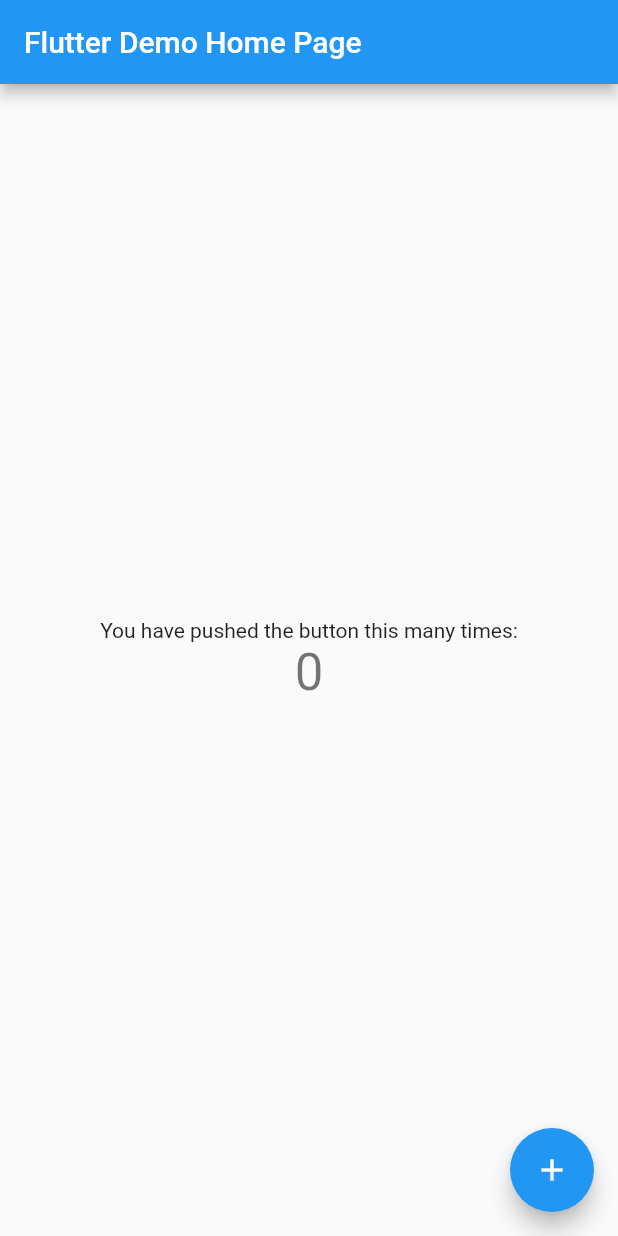
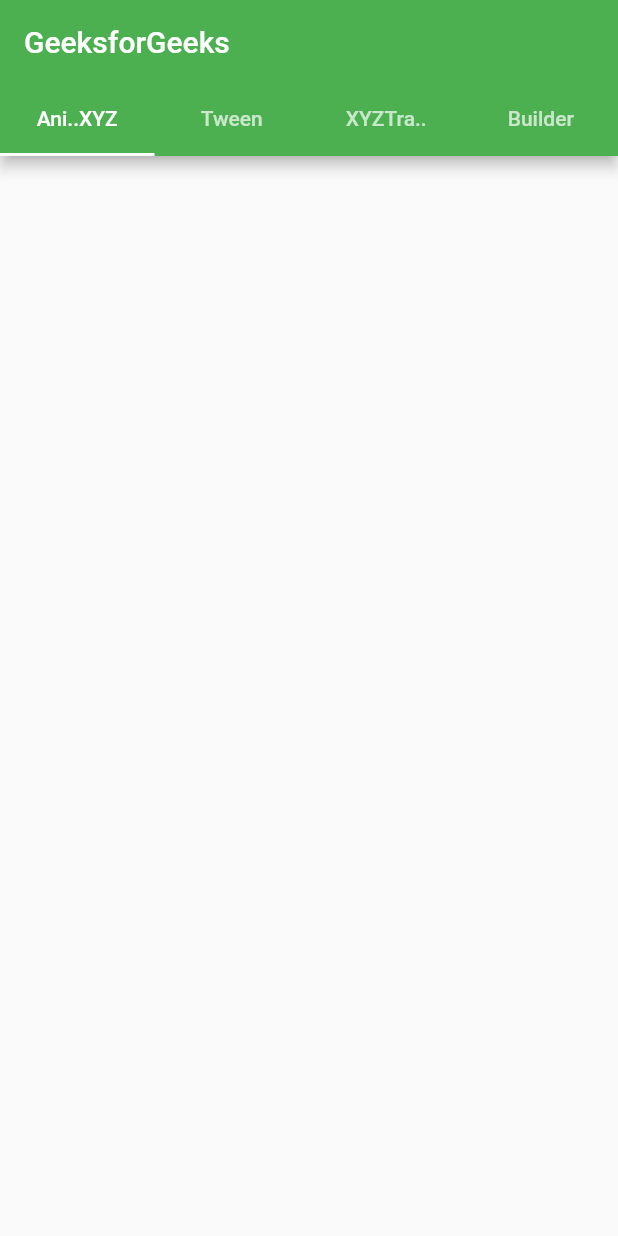
Before and after one commit to eduardoevaldt/animation_flutter, a Flutter app: the screen it shows after launch, on a phone screen of 412 x 824 dp. Run offline on Flutter 3.47's test engine with Material 2 defaults, Android fonts, the phone set to English and light mode, and no system bars.

Commit message:
Criação de paginas

```diff
--- a/lib/main.dart
+++ b/lib/main.dart
@@ -1,4 +1,10 @@
+// ignore_for_file: unused_import
+
 import 'package:flutter/material.dart';
+import 'builder_animation.dart';
+import 'xyz_transition.dart';
+import 'tween_animation.dart';
+import 'animated_xyz.dart';
 
 void main() {
   runApp(const MyApp());
@@ -7,109 +13,48 @@ void main() {
 class MyApp extends StatelessWidget {
   const MyApp({Key? key}) : super(key: key);
 
-  // This widget is the root of your application.
   @override
   Widget build(BuildContext context) {
     return MaterialApp(
-      title: 'Flutter Demo',
+      debugShowCheckedModeBanner: false,
+      title: 'Animation Demo',
       theme: ThemeData(
-        // This is the theme of your application.
-        //
-        // Try running your application with "flutter run". You'll see the
-        // application has a blue toolbar. Then, without quitting the app, try
-        // changing the primarySwatch below to Colors.green and then invoke
-        // "hot reload" (press "r" in the console where you ran "flutter run",
-        // or simply save your changes to "hot reload" in a Flutter IDE).
-        // Notice that the counter didn't reset back to zero; the application
-        // is not restarted.
-        primarySwatch: Colors.blue,
+        primarySwatch: Colors.green,
       ),
-      home: const MyHomePage(title: 'Flutter Demo Home Page'),
+      home: Home(),
     );
   }
 }
 
-class MyHomePage extends StatefulWidget {
-  const MyHomePage({Key? key, required this.title}) : super(key: key);
-
-  // This widget is the home page of your application. It is stateful, meaning
-  // that it has a State object (defined below) that contains fields that affect
-  // how it looks.
-
-  // This class is the configuration for the state. It holds the values (in this
-  // case the title) provided by the parent (in this case the App widget) and
-  // used by the build method of the State. Fields in a Widget subclass are
-  // always marked "final".
-
-  final String title;
-
-  @override
-  State<MyHomePage> createState() => _MyHomePageState();
-}
-
-class _MyHomePageState extends State<MyHomePage> {
-  int _counter = 0;
-
-  void _incrementCounter() {
-    setState(() {
-      // This call to setState tells the Flutter framework that something has
-      // changed in this State, which causes it to rerun the build method below
-      // so that the display can reflect the updated values. If we changed
-      // _counter without calling setState(), then the build method would not be
-      // called again, and so nothing would appear to happen.
-      _counter++;
-    });
-  }
-
+class Home extends StatelessWidget {
   @override
   Widget build(BuildContext context) {
-    // This method is rerun every time setState is called, for instance as done
-    // by the _incrementCounter method above.
-    //
-    // The Flutter framework has been optimized to make rerunning build methods
-    // fast, so that you can just rebuild anything that needs updating rather
-    // than having to individually change instances of widgets.
-    return Scaffold(
-      appBar: AppBar(
-        // Here we take the value from the MyHomePage object that was created by
-        // the App.build method, and use it to set our appbar title.
-        title: Text(widget.title),
-      ),
-      body: Center(
-        // Center is a layout widget. It takes a single child and positions it
-        // in the middle of the parent.
-        child: Column(
-          // Column is also a layout widget. It takes a list of children and
-          // arranges them vertically. By default, it sizes itself to fit its
-          // children horizontally, and tries to be as tall as its parent.
-          //
-          // Invoke "debug painting" (press "p" in the console, choose the
-          // "Toggle Debug Paint" action from the Flutter Inspector in Android
-          // Studio, or the "Toggle Debug Paint" command in Visual Studio Code)
-          // to see the wireframe for each widget.
-          //
-          // Column has various properties to control how it sizes itself and
-          // how it positions its children. Here we use mainAxisAlignment to
-          // center the children vertically; the main axis here is the vertical
-          // axis because Columns are vertical (the cross axis would be
-          // horizontal).
-          mainAxisAlignment: MainAxisAlignment.center,
-          children: <Widget>[
-            const Text(
-              'You have pushed the button this many times:',
-            ),
-            Text(
-              '$_counter',
-              style: Theme.of(context).textTheme.headline4,
-            ),
+    return DefaultTabController(
+      length: 4,
+      child: Scaffold(
+        // define appbar here
+        appBar: AppBar(
+          // add tabs to the app
+          bottom: const TabBar(
+            tabs: [
+              Tab(text: 'Ani..XYZ'),
+              Tab(text: 'Tween'),
+              Tab(text: 'XYZTra..'),
+              Tab(text: 'Builder'),
+            ],
+          ),
+          title: const Text('GeeksforGeeks'),
+        ),
+        body: TabBarView(
+          // animations
+          children: [
+            //AnimatedXYZ(),
+            //TweenAnimation(),
+            //XYZTransition(),
+            //BuilderAnimation(),
           ],
         ),
       ),
-      floatingActionButton: FloatingActionButton(
-        onPressed: _incrementCounter,
-        tooltip: 'Increment',
-        child: const Icon(Icons.add),
-      ), // This trailing comma makes auto-formatting nicer for build methods.
     );
   }
 }
```
Also changed, not shown: lib/animated_xyz.dart (added), lib/builder_animation.dart (added), lib/tween_animation.dart (added), lib/xyz_transition.dart (added).
